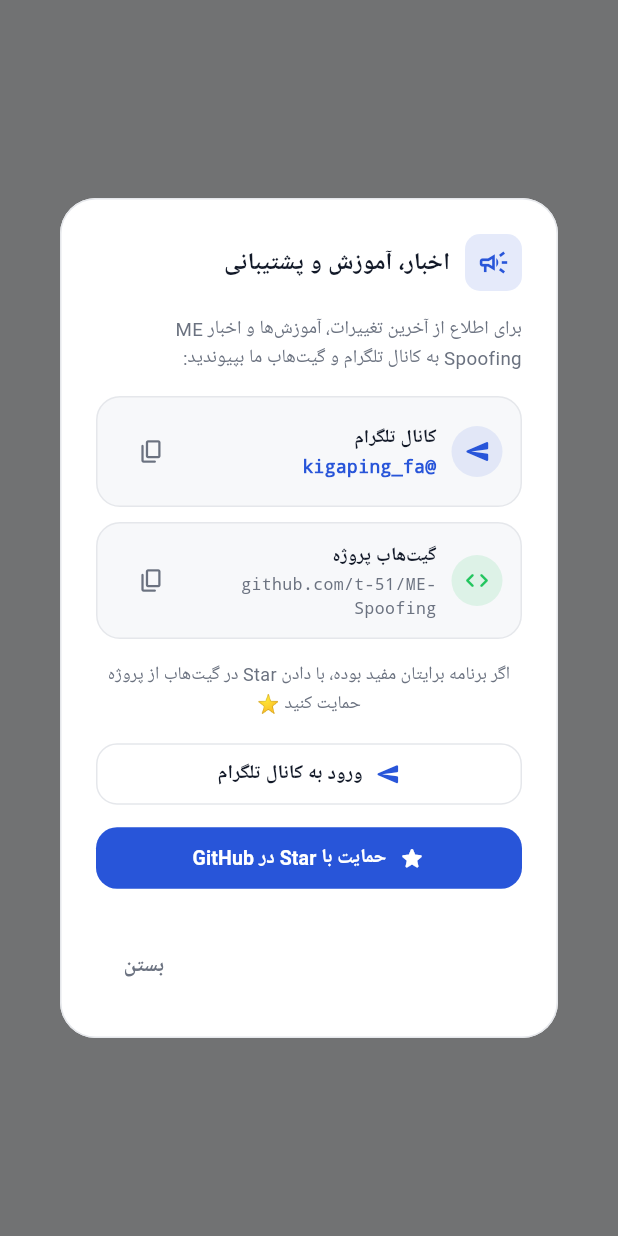
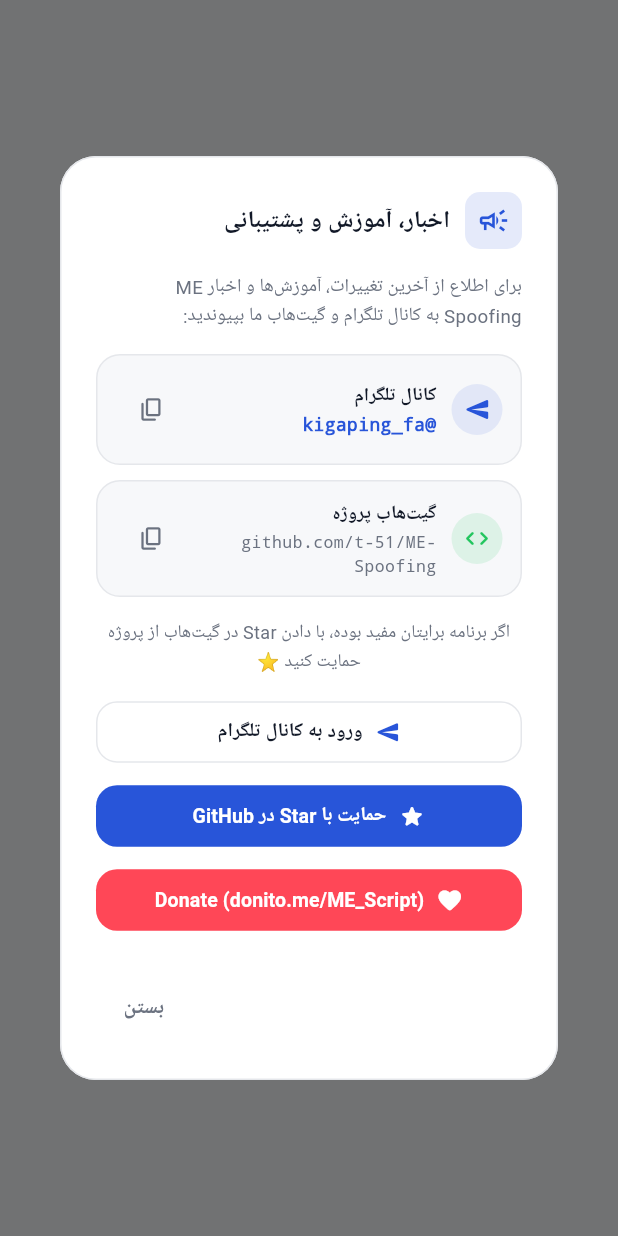
Before and after one commit to t-51/ME-Spoofing, a Flutter app: what showCommunityDialog() shows on an empty page, opened directly with empty values, on a phone screen of 412 x 824 dp. Run offline on Flutter 3.47's test engine with Material 3 defaults, Android fonts, the phone set to English and light mode, and no system bars; our stand-ins replace google_mobile_ads; network calls fail.

Commit message:
docs(community): add donate link and cross-link MHPanel & MS_VPN_BOT

```diff
--- a/lib/widgets/community_dialog.dart
+++ b/lib/widgets/community_dialog.dart
@@ -6,6 +6,7 @@ import '../theme_controller.dart';
 
 const _githubRepositoryUrl = 'https://github.com/t-51/ME-Spoofing';
 const _telegramChannelUrl = 'https://t.me/kigaping_fa';
+const _donateUrl = 'https://donito.me/ME_Script';
 
 void showCommunityDialog(BuildContext context, {VoidCallback? onDismissed}) {
   final loc = AppLocalizations.of(context);
@@ -286,6 +287,31 @@ void showCommunityDialog(BuildContext context, {VoidCallback? onDismissed}) {
                       loc.couldNotOpenLink,
                     ),
                   ),
+                  const SizedBox(height: 8),
+                  ElevatedButton.icon(
+                    style: ElevatedButton.styleFrom(
+                      backgroundColor: const Color(0xFFFF4757),
+                      foregroundColor: Colors.white,
+                      elevation: 0,
+                      padding: const EdgeInsets.symmetric(vertical: 11),
+                      shape: RoundedRectangleBorder(
+                        borderRadius: BorderRadius.circular(14),
+                      ),
+                    ),
+                    icon: const Icon(Icons.favorite_rounded, size: 18),
+                    label: const Text(
+                      "Donate (donito.me/ME_Script)",
+                      style: TextStyle(
+                        fontSize: 13,
+                        fontWeight: FontWeight.w700,
+                      ),
+                    ),
+                    onPressed: () => _openCommunityLink(
+                      context,
+                      Uri.parse(_donateUrl),
+                      loc.couldNotOpenLink,
+                    ),
+                  ),
                 ],
               ),
             ),
```
Also changed, not shown: 1 other file.
